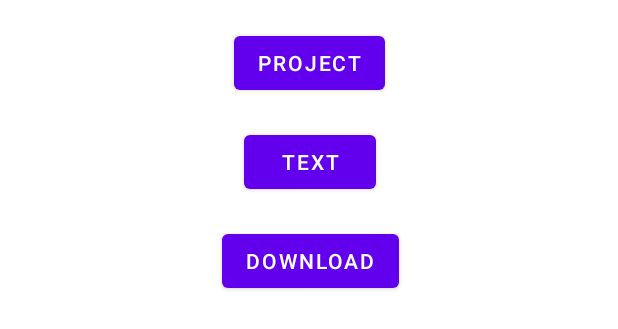
After one commit to meda10/Love-blocks-android, an Android app: the layout main_screen.xml on its own in the app's theme, with its tools: preview values and no code run, on a phone screen of 412 x 824 dp. The commit adds this screen. Shown: the top 329 px of the screen. Run offline under Robolectric (Android 15) with nearby library versions, the phone set to English and light mode, and no system bars.

Commit message:
RecyclerView and download files

```diff
--- a/app/build.gradle
+++ b/app/build.gradle
@@ -39,6 +39,8 @@ android {
 dependencies {
     implementation "org.jetbrains.kotlin:kotlin-stdlib"
 
+    implementation "androidx.recyclerview:recyclerview:1.2.1"
+
     // Material Design
     implementation 'com.google.android.material:material:1.5.0'
     // HTTP
--- a/app/src/main/java/blocks/love/Messaging.kt
+++ b/app/src/main/java/blocks/love/Messaging.kt
@@ -173,7 +173,7 @@ class Messaging : FirebaseMessagingService() {
                 RestApiManager().sendToken(tokenData) { responseData ->
                     when {
                         responseData?.errors?.error != null -> {
-                            Log.d("TOKEN", responseData.errors.error)
+                            Log.d("TOKEN", "response: " + responseData.errors.error)
                         }
                     }
                 }
--- a/app/src/main/java/blocks/love/RegisterActivity.kt
+++ b/app/src/main/java/blocks/love/RegisterActivity.kt
@@ -92,7 +92,6 @@ class RegisterActivity : AppCompatActivity() {
                         }
                         else -> {
                             Log.d("REG", "NULL")
-                            Log.d("REG", responseData.toString())
                             Toast.makeText(baseContext, "REG NULL", Toast.LENGTH_SHORT).show()
                         }
                     }
--- /dev/null
+++ b/app/src/main/res/layout/main_screen.xml
@@ -0,0 +1,56 @@
+<?xml version="1.0" encoding="utf-8"?>
+<androidx.constraintlayout.widget.ConstraintLayout xmlns:android="http://schemas.android.com/apk/res/android"
+    xmlns:app="http://schemas.android.com/apk/res-auto"
+    xmlns:tools="http://schemas.android.com/tools"
+    android:layout_width="match_parent"
+    android:layout_height="wrap_content"
+    tools:context=".MainActivity">
+
+    <Button
+        android:id="@+id/projectBtn"
+        android:layout_width="wrap_content"
+        android:layout_height="wrap_content"
+        android:layout_marginTop="18dp"
+        android:text="Project"
+        app:layout_constraintLeft_toLeftOf="parent"
+        app:layout_constraintRight_toRightOf="parent"
+        app:layout_constraintTop_toTopOf="parent" />
+
+    <Button
+        android:id="@+id/view_btn"
+        android:layout_width="wrap_content"
+        android:layout_height="wrap_content"
+        android:layout_marginTop="18dp"
+        android:text="Text"
+        app:layout_constraintEnd_toEndOf="@+id/projectBtn"
+        app:layout_constraintStart_toStartOf="@+id/projectBtn"
+        app:layout_constraintTop_toBottomOf="@+id/projectBtn" />
+
+    <Button
+        android:id="@+id/btnDownload"
+        android:layout_width="wrap_content"
+        android:layout_height="wrap_content"
+        android:layout_marginTop="18dp"
+        android:text="Download"
+        app:layout_constraintEnd_toEndOf="@+id/view_btn"
+        app:layout_constraintStart_toStartOf="@+id/view_btn"
+        app:layout_constraintTop_toBottomOf="@+id/view_btn" />
+
+    <androidx.recyclerview.widget.RecyclerView
+        android:id="@+id/recycler_view"
+        android:layout_width="match_parent"
+        android:layout_height="match_parent"
+        app:layoutManager="LinearLayoutManager"
+        app:layout_constraintEnd_toEndOf="@id/btnDownload"
+        app:layout_constraintStart_toStartOf="@id/btnDownload"
+        app:layout_constraintTop_toBottomOf="@+id/btnDownload" />
+
+
+<!--    <androidx.recyclerview.widget.RecyclerView-->
+<!--        android:id="@+id/recyclerview"-->
+<!--        android:layout_width="match_parent"-->
+<!--        android:layout_height="match_parent"-->
+<!--        app:layout_constraintBottom_toBottomOf="parent"-->
+<!--        app:layout_constraintTop_toTopOf="parent" />-->
+
+</androidx.constraintlayout.widget.ConstraintLayout>
```
Also changed, not shown: app/src/main/java/blocks/love/LoginActivity.kt (+4 -3 lines), app/src/main/java/blocks/love/MainActivity.kt (+72 -8 lines), app/src/main/java/blocks/love/RecylerAdapter.kt (added, +75 -0 lines), app/src/main/java/blocks/love/RestAPI.kt (+107 -8 lines), app/src/main/res/layout/recyclerview_adapter.xml (added, +32 -0 lines).
